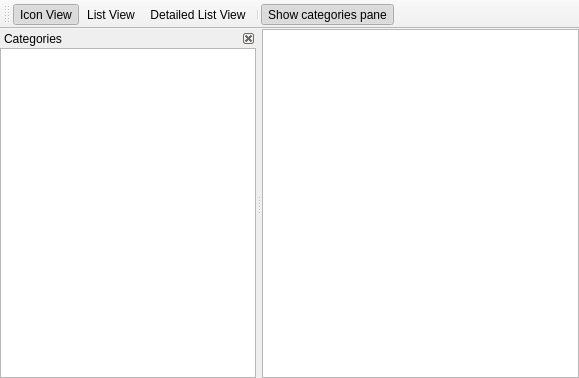
First picture: the form in testgui.ui, repository ssokolow/game_launcher, before the edit.
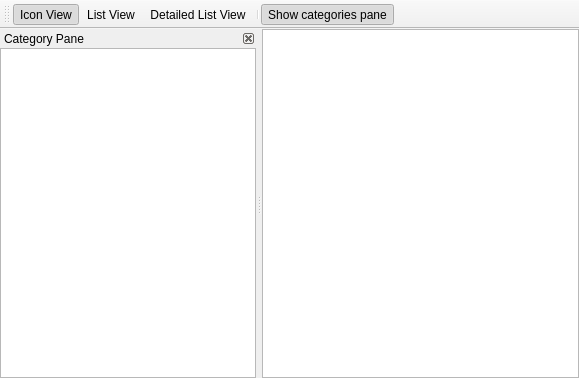
Second picture: the form after the edit. Icons and pictures are not drawn.

Commit message:
testgui.ui: Add titles for toolbar and categories pane
(Qt gives us a free hide/show context menu for them)

```diff
--- a/testgui.ui
+++ b/testgui.ui
@@ -169,7 +169,7 @@
     <set>Qt::LeftDockWidgetArea|Qt::RightDockWidgetArea</set>
    </property>
    <property name="windowTitle">
-    <string>Categories</string>
+    <string>Category Pane</string>
    </property>
    <attribute name="dockWidgetArea">
     <number>1</number>
```
Left out of the diff: 2 changed lines with no effect on the pictures.
